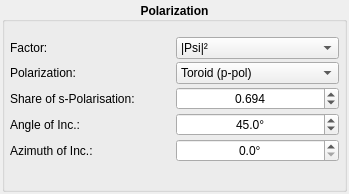
brands-d/kMap, file kmap/ui/polarization.ui: the form before one commit.
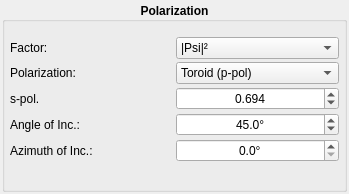
The form after the commit.

Commit message: thicker axes in miniplots, shorter label for s-pol. spinbox

The edit to the form file:
```diff
--- a/kmap/ui/polarization.ui
+++ b/kmap/ui/polarization.ui
@@ -331,7 +331,7 @@
          </font>
         </property>
         <property name="text">
-         <string>Share of s-Polarisation:</string>
+         <string>s-pol.</string>
         </property>
        </widget>
       </item>
```
Left out of the diff: 5 changed lines with no effect on the pictures. The commit also changes 3 other files.
